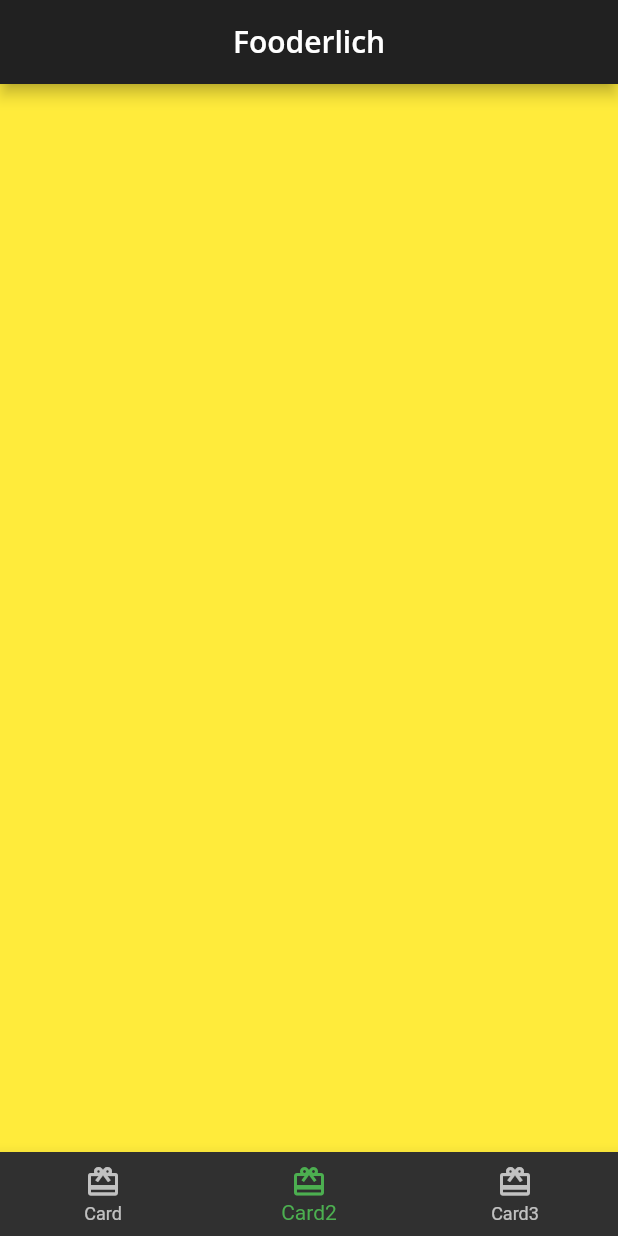
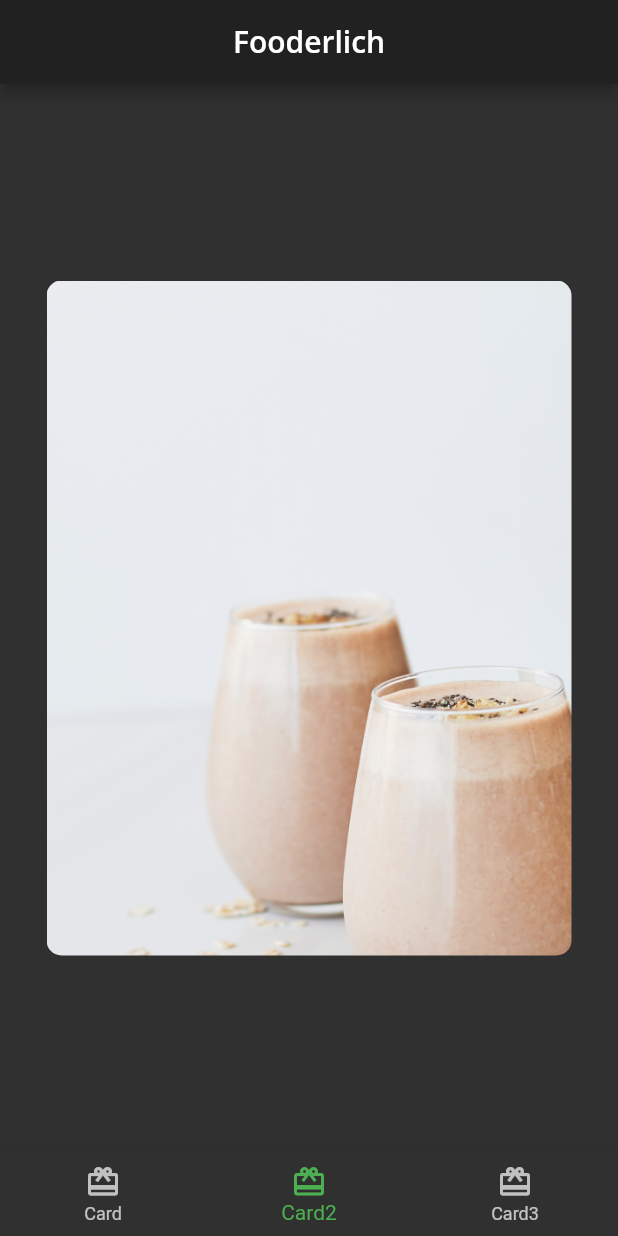
Before and after one commit to kevin2-cyber/Fooderlich, a Flutter app: the screen it shows after launch, item 2 of the bottom bar chosen, on a phone screen of 412 x 824 dp. Run offline on Flutter 3.47's test engine with Material 2 defaults, Android fonts, the phone set to English and light mode, and no system bars; our stand-ins replace google_fonts.

Commit message:
Update card2.dart

```diff
--- a/lib/view/screens/cards/card2.dart
+++ b/lib/view/screens/cards/card2.dart
@@ -4,17 +4,28 @@ import 'package:flutter/material.dart';
 class Card2 extends StatelessWidget {
   const Card2({Key? key}) : super(key: key);
 
-  final String category = 'Editor\'s choice';
-  final String title = 'The Art of Dough';
-  final String description = 'Learn to make the perfect bread';
-  final String chef = 'Ray Wenderlich';
-
   @override
   Widget build(BuildContext context) {
     return Center(
       //TODO: Card1 decorate container
       child: Container(
-        color: Colors.yellow,
+        constraints: const BoxConstraints.expand(
+          width: 350,
+          height: 450,
+        ),
+        decoration: const BoxDecoration(
+          image: DecorationImage(
+            image: AssetImage('assets/mag5.png'),
+            fit: BoxFit.cover,
+          ),
+          borderRadius: BorderRadius.all(Radius.circular(10.0)),
+        ),
+        child: Column(
+          children: const [
+            //TODO: add author information
+            //TODO: add Positioned widget
+          ],
+        ),
       ),
     );
   }
```
